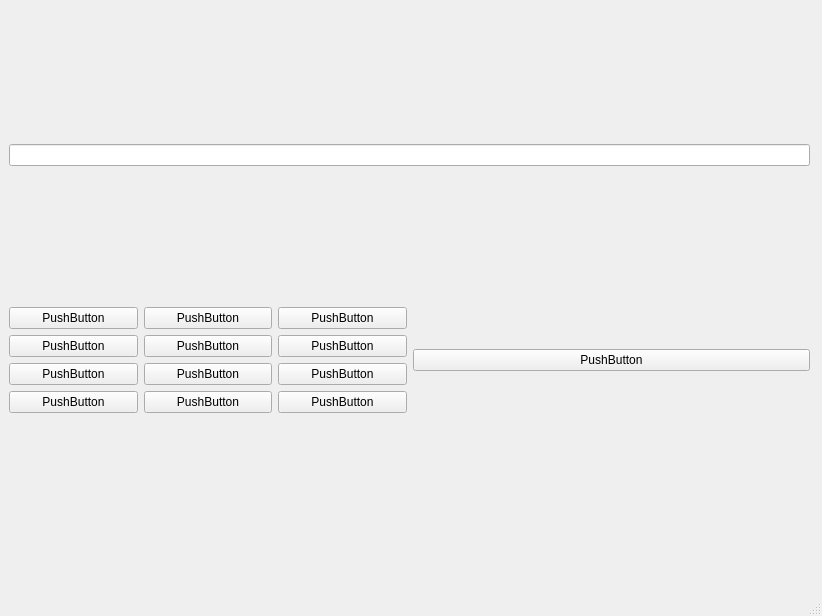
First picture: the form in forms/main_view.ui, repository Br0ce/ma_tricks, before the edit.
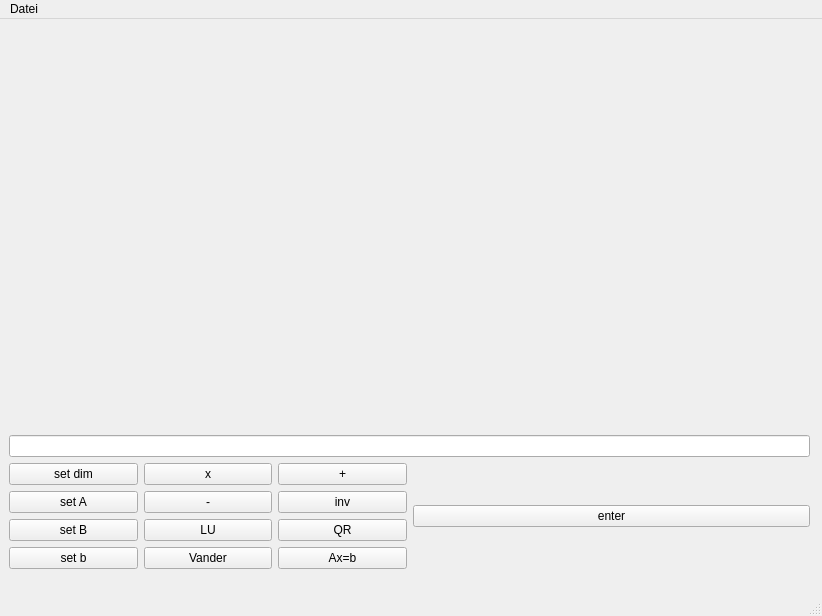
Second picture: the form after the edit.

Commit message: menubar - beenden

```diff
--- a/forms/main_view.ui
+++ b/forms/main_view.ui
@@ -27,6 +27,19 @@
      <item>
       <layout class="QGridLayout" name="mat_layout"/>
      </item>
+     <item>
+      <spacer name="verticalSpacer">
+       <property name="orientation">
+        <enum>Qt::Vertical</enum>
+       </property>
+       <property name="sizeHint" stdset="0">
+        <size>
+         <width>20</width>
+         <height>40</height>
+        </size>
+       </property>
+      </spacer>
+     </item>
      <item>
       <widget class="QLineEdit" name="display"/>
      </item>
@@ -37,84 +50,84 @@
          <item row="1" column="0">
           <widget class="QPushButton" name="pushButton_5">
            <property name="text">
-            <string>PushButton</string>
+            <string>set A</string>
            </property>
           </widget>
          </item>
          <item row="2" column="1">
           <widget class="QPushButton" name="pushButton_8">
            <property name="text">
-            <string>PushButton</string>
+            <string>LU</string>
            </property>
           </widget>
          </item>
          <item row="3" column="1">
           <widget class="QPushButton" name="pushButton_9">
            <property name="text">
-            <string>PushButton</string>
+            <string>Vander</string>
            </property>
           </widget>
          </item>
          <item row="0" column="1">
           <widget class="QPushButton" name="pushButton_6">
            <property name="text">
-            <string>PushButton</string>
+            <string>x</string>
            </property>
           </widget>
          </item>
          <item row="1" column="1">
           <widget class="QPushButton" name="pushButton_7">
            <property name="text">
-            <string>PushButton</string>
+            <string>-</string>
            </property>
           </widget>
          </item>
          <item row="2" column="0">
           <widget class="QPushButton" name="pushButton_4">
            <property name="text">
-            <string>PushButton</string>
+            <string>set B</string>
            </property>
           </widget>
          </item>
          <item row="0" column="0">
           <widget class="QPushButton" name="pushButton">
            <property name="text">
-            <string>PushButton</string>
+            <string>set dim</string>
            </property>
           </widget>
          </item>
          <item row="3" column="0">
           <widget class="QPushButton" name="pushButton_3">
            <property name="text">
-            <string>PushButton</string>
+            <string>set b</string>
            </property>
           </widget>
          </item>
          <item row="0" column="2">
           <widget class="QPushButton" name="pushButton_10">
            <property name="text">
-            <string>PushButton</string>
+            <string>+</string>
            </property>
           </widget>
          </item>
          <item row="1" column="2">
           <widget class="QPushButton" name="pushButton_11">
            <property name="text">
-            <string>PushButton</string>
+            <string>inv</string>
            </property>
           </widget>
          </item>
          <item row="2" column="2">
           <widget class="QPushButton" name="pushButton_12">
            <property name="text">
-            <string>PushButton</string>
+            <string>QR</string>
            </property>
           </widget>
          </item>
          <item row="3" column="2">
           <widget class="QPushButton" name="pushButton_13">
            <property name="text">
-            <string>PushButton</string>
+            <string>Ax=b</string>
            </property>
           </widget>
          </item>
@@ -123,7 +136,7 @@
        <item>
         <widget class="QPushButton" name="pushButton_2">
          <property name="text">
-          <string>PushButton</string>
+          <string>enter</string>
          </property>
         </widget>
        </item>
@@ -141,6 +154,13 @@
      <height>29</height>
     </rect>
    </property>
+   <widget class="QMenu" name="menuDatei">
+    <property name="title">
+     <string>Datei</string>
+    </property>
+    <addaction name="action_beenden"/>
+   </widget>
+   <addaction name="menuDatei"/>
   </widget>
   <widget class="QStatusBar" name="statusbar"/>
  </widget>
```
Left out of the diff: 34 changed lines with no effect on the pictures. The commit also changes 1 other file.
